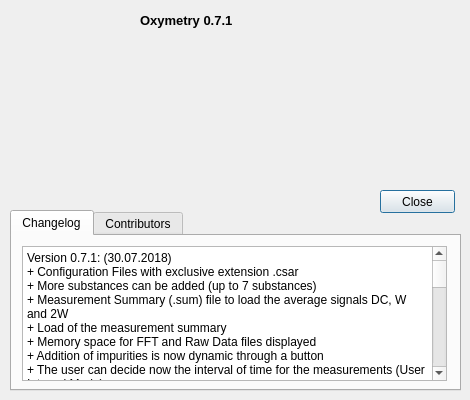
Qt form panel_about.ui (CesarCarvajal/Oxymetry-Backup-2018) before a commit.
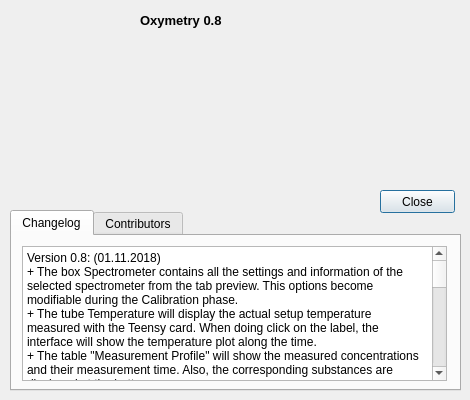
The same form after that commit.

```diff
--- a/panel_about.ui
+++ b/panel_about.ui
@@ -58,7 +58,7 @@
     </font>
    </property>
    <property name="text">
-    <string>Oxymetry 0.7.1</string>
+    <string>Oxymetry 0.8</string>
    </property>
   </widget>
   <widget class="QLabel" name="label_compiler">
@@ -163,7 +163,14 @@
       <bool>true</bool>
      </property>
      <property name="plainText">
-      <string>Version 0.7.1: (30.07.2018)
+      <string>Version 0.8: (01.11.2018)
++ The box Spectrometer contains all the settings and information of the selected spectrometer from the tab preview. This options become modifiable during the Calibration phase.
++ The tube Temperature will display the actual setup temperature measured with the Teensy card. When doing click on the label, the interface will show the temperature plot along the time.
++ The table &quot;Measurement Profile&quot; will show the measured concentrations and their measurement time. Also, the corresponding substances are displayed at the bottom.
++ The 4 plots in the tab Live Data shows the current measured data of raw signal, the ratio, the FFt profile and the live signals average. 
++ 
+
+Version 0.7.1: (30.07.2018)
 + Configuration Files with exclusive extension .csar
 + More substances can be added (up to 7 substances)
 + Measurement Summary (.sum) file to load the average signals DC, W and 2W
```
